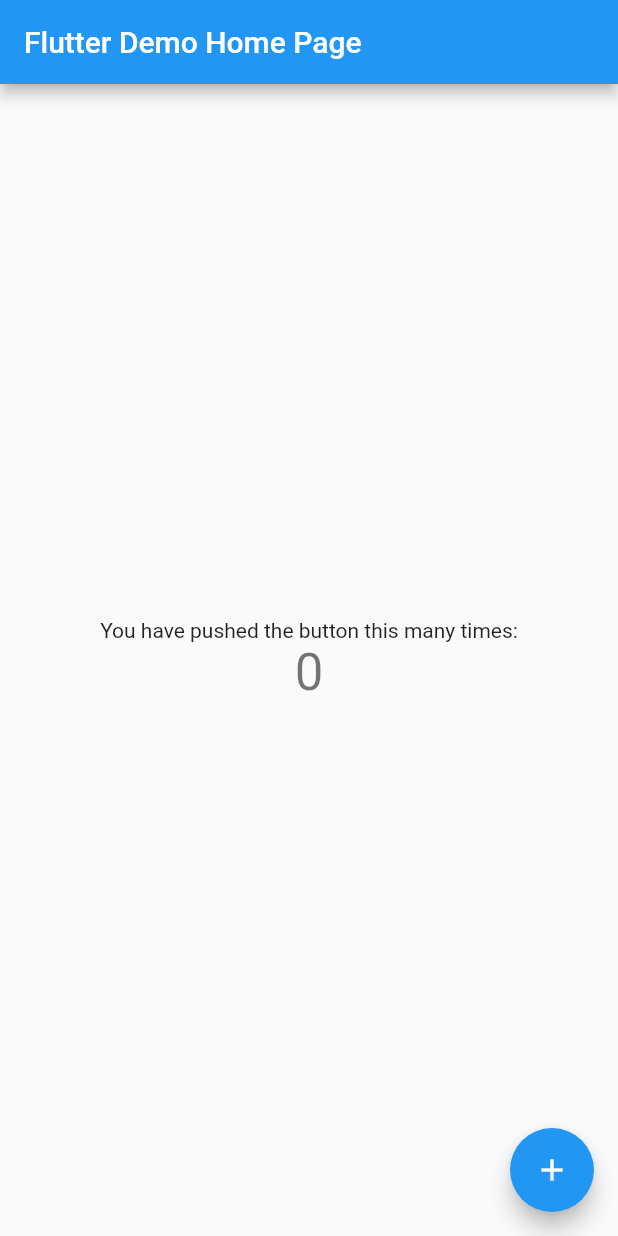
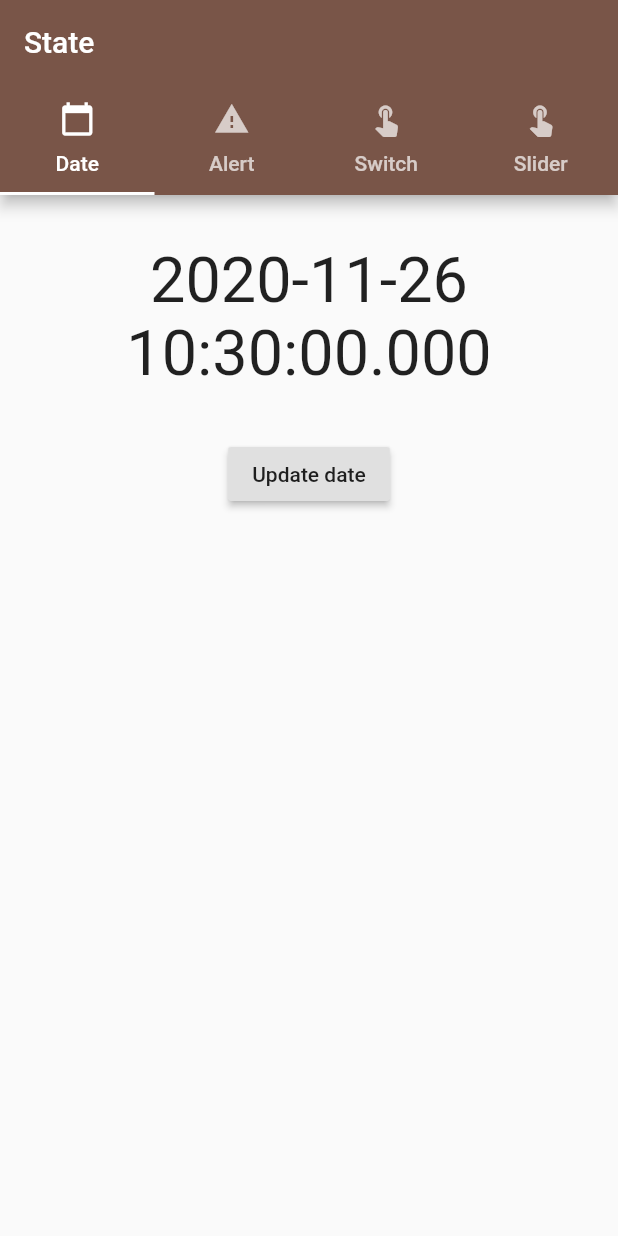
Before and after one commit to smascaro/MDADM_M0.665_PAC4_state, a Flutter app: the screen it shows after launch, on a phone screen of 412 x 824 dp. Run offline on Flutter 3.47's test engine with Material 2 defaults, Android fonts, the phone set to English and light mode, and no system bars.

Commit message:
Create screens and implement DateScreen

```diff
--- a/lib/main.dart
+++ b/lib/main.dart
@@ -1,4 +1,7 @@
+import 'dart:math';
+
 import 'package:flutter/material.dart';
+import 'package:state/screens/date_screen.dart';
 
 void main() {
   runApp(MyApp());
@@ -8,110 +11,55 @@ class MyApp extends StatelessWidget {
   // This widget is the root of your application.
   @override
   Widget build(BuildContext context) {
+    MaterialColor _palette = Colors.primaries[Random().nextInt(Colors.primaries.length)];
     return MaterialApp(
       title: 'Flutter Demo',
       theme: ThemeData(
-        // This is the theme of your application.
-        //
-        // Try running your application with "flutter run". You'll see the
-        // application has a blue toolbar. Then, without quitting the app, try
-        // changing the primarySwatch below to Colors.green and then invoke
-        // "hot reload" (press "r" in the console where you ran "flutter run",
-        // or simply save your changes to "hot reload" in a Flutter IDE).
-        // Notice that the counter didn't reset back to zero; the application
-        // is not restarted.
-        primarySwatch: Colors.blue,
-        // This makes the visual density adapt to the platform that you run
-        // the app on. For desktop platforms, the controls will be smaller and
-        // closer together (more dense) than on mobile platforms.
+        primarySwatch: _palette,
         visualDensity: VisualDensity.adaptivePlatformDensity,
       ),
-      home: MyHomePage(title: 'Flutter Demo Home Page'),
+      home: MyHomePage(),
     );
   }
 }
 
-class MyHomePage extends StatefulWidget {
-  MyHomePage({Key key, this.title}) : super(key: key);
-
-  // This widget is the home page of your application. It is stateful, meaning
-  // that it has a State object (defined below) that contains fields that affect
-  // how it looks.
-
-  // This class is the configuration for the state. It holds the values (in this
-  // case the title) provided by the parent (in this case the App widget) and
-  // used by the build method of the State. Fields in a Widget subclass are
-  // always marked "final".
-
-  final String title;
-
-  @override
-  _MyHomePageState createState() => _MyHomePageState();
-}
-
-class _MyHomePageState extends State<MyHomePage> {
-  int _counter = 0;
-
-  void _incrementCounter() {
-    setState(() {
-      // This call to setState tells the Flutter framework that something has
-      // changed in this State, which causes it to rerun the build method below
-      // so that the display can reflect the updated values. If we changed
-      // _counter without calling setState(), then the build method would not be
-      // called again, and so nothing would appear to happen.
-      _counter++;
-    });
-  }
-
+class MyHomePage extends StatelessWidget {
   @override
   Widget build(BuildContext context) {
-    // This method is rerun every time setState is called, for instance as done
-    // by the _incrementCounter method above.
-    //
-    // The Flutter framework has been optimized to make rerunning build methods
-    // fast, so that you can just rebuild anything that needs updating rather
-    // than having to individually change instances of widgets.
-    return Scaffold(
+    return DefaultTabController(
+      length: 4,
+      child: Scaffold(
           appBar: AppBar(
-        // Here we take the value from the MyHomePage object that was created by
-        // the App.build method, and use it to set our appbar title.
-        title: Text(widget.title),
+            title: Text("State"),
+            bottom: TabBar(
+              tabs: [
+                Tab(
+                  text: "Date",
+                  icon: Icon(Icons.calendar_today),
                 ),
-      body: Center(
-        // Center is a layout widget. It takes a single child and positions it
-        // in the middle of the parent.
-        child: Column(
-          // Column is also a layout widget. It takes a list of children and
-          // arranges them vertically. By default, it sizes itself to fit its
-          // children horizontally, and tries to be as tall as its parent.
-          //
-          // Invoke "debug painting" (press "p" in the console, choose the
-          // "Toggle Debug Paint" action from the Flutter Inspector in Android
-          // Studio, or the "Toggle Debug Paint" command in Visual Studio Code)
-          // to see the wireframe for each widget.
-          //
-          // Column has various properties to control how it sizes itself and
-          // how it positions its children. Here we use mainAxisAlignment to
-          // center the children vertically; the main axis here is the vertical
-          // axis because Columns are vertical (the cross axis would be
-          // horizontal).
-          mainAxisAlignment: MainAxisAlignment.center,
-          children: <Widget>[
-            Text(
-              'You have pushed the button this many times:',
+                Tab(
+                  text: "Alert",
+                  icon: Icon(Icons.warning),
                 ),
-            Text(
-              '$_counter',
-              style: Theme.of(context).textTheme.headline4,
+                Tab(
+                  text: "Switch",
+                  icon: Icon(Icons.touch_app),
                 ),
+                Tab(
+                  text: "Slider",
+                  icon: Icon(Icons.touch_app),
+                )
               ],
             ),
           ),
-      floatingActionButton: FloatingActionButton(
-        onPressed: _incrementCounter,
-        tooltip: 'Increment',
-        child: Icon(Icons.add),
-      ), // This trailing comma makes auto-formatting nicer for build methods.
+          body: TabBarView(
+            children: [
+              DateScreen(),
+              DateScreen(),
+              DateScreen(),
+              DateScreen(),
+            ],
+          )),
     );
   }
 }
--- /dev/null
+++ b/lib/screens/date_screen.dart
@@ -0,0 +1,50 @@
+import 'package:flutter/cupertino.dart';
+import 'package:flutter/material.dart';
+import 'package:state/util/DateTimeFormatter.dart';
+
+class DateScreen extends StatefulWidget {
+  @override
+  _DateScreenState createState() => _DateScreenState();
+}
+
+class _DateScreenState extends State<DateScreen> {
+  String _currentDate = DateTimeFormatter.format(DateTime.now(), Format.DATE_HOUR);
+
+  String _getCurrentDateString() => DateTimeFormatter.format(DateTime.now(), Format.DATE_HOUR);
+
+  void _updateDate() {
+    setState(() {
+      _currentDate = _getCurrentDateString();
+    });
+  }
+
+  @override
+  Widget build(BuildContext context) {
+    return Column(
+      mainAxisAlignment: MainAxisAlignment.start,
+      crossAxisAlignment: CrossAxisAlignment.center,
+      children: [
+        buildDateText(),
+        buildUpdateButton()
+      ],
+    );
+  }
+
+  Widget buildDateText() {
+    return Padding(
+      padding: const EdgeInsets.all(32.0),
+      child: Text(
+        _currentDate,
+        textAlign: TextAlign.center,
+        style: TextStyle(fontSize: 42),
+      ),
+    );
+  }
+
+  RaisedButton buildUpdateButton() {
+    return RaisedButton(
+        child: Text("Update date"),
+        onPressed: _updateDate,
+      );
+  }
+}
--- /dev/null
+++ b/lib/util/DateTimeFormatter.dart
@@ -0,0 +1,14 @@
+enum Format {
+  DATE_HOUR,
+  HOUR_DATE
+}
+
+class DateTimeFormatter {
+  static String format(DateTime dateTime, Format format) {
+    if (format == Format.DATE_HOUR) {
+      return "${dateTime.year}-${dateTime.month.toString().padLeft(2,'0')}-${dateTime.day.toString().padLeft(2,'0')} ${dateTime.hour.toString().padLeft(2,'0')}:${dateTime.minute.toString().padLeft(2,'0')}:${dateTime.second.toString().padLeft(2,'0')}.${dateTime.millisecond.toString().padLeft(3,'0')}";
+    } else {
+      return "${dateTime.hour.toString().padLeft(2,'0')}:${dateTime.minute.toString().padLeft(2,'0')}:${dateTime.second.toString().padLeft(2,'0')}.${dateTime.millisecond.toString().padLeft(3,'0')} ${dateTime.year}-${dateTime.month.toString().padLeft(2,'0')}-${dateTime.day.toString().padLeft(2,'0')}";
+    }
+  }
+}
```
Also changed, not shown: lib/screens/alert_screen.dart (added), lib/screens/slider_screen.dart (added), lib/screens/switch_screen.dart (added). Lines whose indentation alone changed are shown as unchanged.
